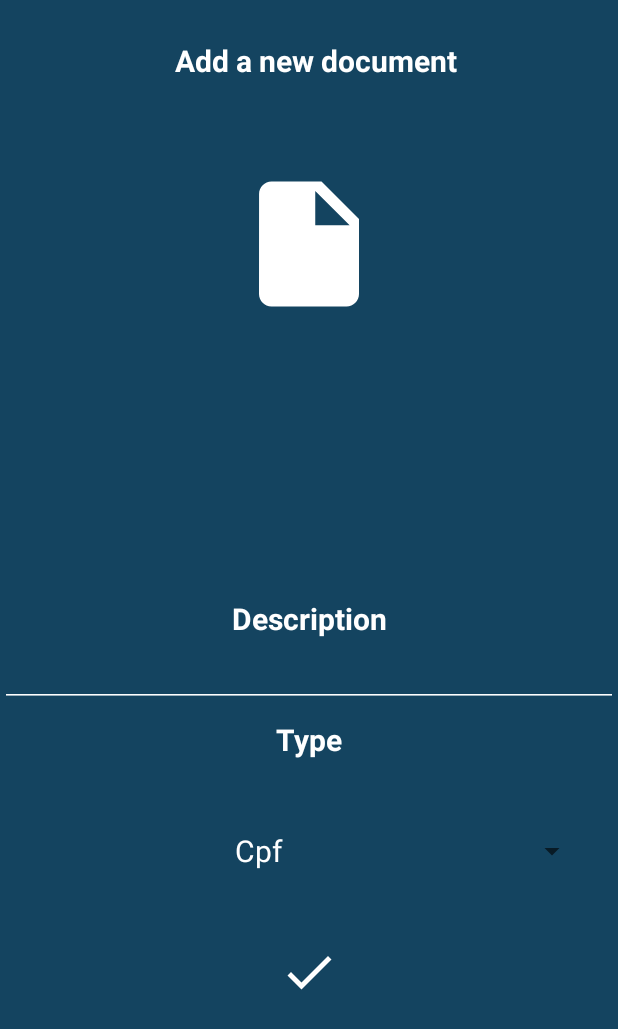
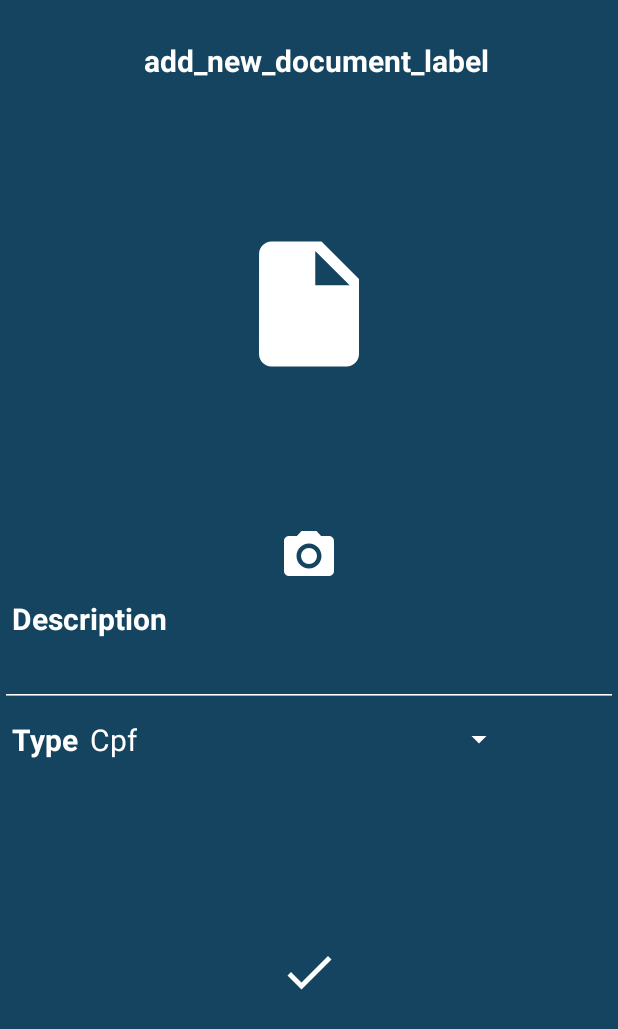
Before and after one commit to lluzalves/docApp, an Android app: the fragment AddDocumentFragment placed in its activity, on a phone screen of 412 x 824 dp. Shown: the top 1029 px of the screen. Run offline under Robolectric (Android 15) with nearby library versions, the phone set to English and light mode, and no system bars; our stand-ins replace RxJava, Timber.

Commit message:
Upload document

```diff
--- a/app/src/main/java/com/app/daniel/ifdoc/commons/network/InternetChecker.kt
+++ b/app/src/main/java/com/app/daniel/ifdoc/commons/network/InternetChecker.kt
@@ -13,15 +13,16 @@ class InternetChecker(private val status: NetworkListener) : AsyncTask<Void, Voi
     override fun onPreExecute() {
         urlConnection.setRequestProperty("User-Agent", "Test")
         urlConnection.setRequestProperty("Connection", "close")
-        urlConnection.connectTimeout = 10000
+        urlConnection.connectTimeout = 5000
     }
 
     override fun doInBackground(vararg voids: Void): Boolean? {
         try {
             urlConnection.connect()
 
-            if (urlConnection.responseCode == 200) {
-                return true
+            return when (urlConnection.responseCode) {
+                200 -> true
+                else -> false
             }
 
         } catch (malFormedException: MalformedURLException) {
@@ -32,8 +33,6 @@ class InternetChecker(private val status: NetworkListener) : AsyncTask<Void, Voi
             ioException.printStackTrace()
             return false
         }
-
-        return false
     }
 
     override fun onPostExecute(result: Boolean) {
--- a/app/src/main/java/com/app/daniel/ifdoc/commons/network/OkHttpFactory.kt
+++ b/app/src/main/java/com/app/daniel/ifdoc/commons/network/OkHttpFactory.kt
@@ -11,7 +11,10 @@ class OkHttpFactory {
     private lateinit var interceptor: HttpLoggingInterceptor
 
     fun prepareClientWithToken(token: String): OkHttpClient {
+        interceptor = HttpLoggingInterceptor()
+                .setLevel(HttpLoggingInterceptor.Level.BODY)
         return OkHttpClient.Builder()
+                .addInterceptor(interceptor)
                 .addInterceptor { chain ->
                     val current = chain.request()
                     val newRequest = current.newBuilder().addHeader("Authorization", "Bearer ".plus(token))
--- a/app/src/main/java/com/app/daniel/ifdoc/data/services/document/DocumentService.kt
+++ b/app/src/main/java/com/app/daniel/ifdoc/data/services/document/DocumentService.kt
@@ -5,7 +5,10 @@ import com.app.daniel.ifdoc.data.entities.DocumentResponseEntity
 import io.reactivex.Single
 import okhttp3.MultipartBody
 import okhttp3.RequestBody
-import retrofit2.http.*
+import retrofit2.http.GET
+import retrofit2.http.Multipart
+import retrofit2.http.POST
+import retrofit2.http.Part
 
 
 interface DocumentService {
@@ -16,6 +19,7 @@ interface DocumentService {
     @Multipart
     @POST(Constants.Api.API_URL + Constants.Endpoint.DOCUMENTS)
     fun createDocument(@Part("description") description: RequestBody,
-                       @Part("file") file: MultipartBody.Part): Single<DocumentResponseEntity>
+                       @Part file: MultipartBody.Part,
+                       @Part("type") documentType: RequestBody): Single<DocumentResponseEntity>
 
 }
--- a/app/src/main/java/com/app/daniel/ifdoc/ui/documents/add/MvpAddDocumentView.kt
+++ b/app/src/main/java/com/app/daniel/ifdoc/ui/documents/add/MvpAddDocumentView.kt
@@ -1,9 +1,8 @@
 package com.app.daniel.ifdoc.ui.user.register
 
 import com.app.daniel.ifdoc.commons.base.MvpView
+import com.app.daniel.ifdoc.data.entities.DocumentResponseEntity
 
 interface MvpAddDocumentView : MvpView{
-
-    fun showAttachment()
-
+   fun showSuccessMessage(response : DocumentResponseEntity)
 }
--- /dev/null
+++ b/app/src/main/res/drawable/ic_collections_.xml
@@ -0,0 +1,5 @@
+<vector android:height="40dp" android:tint="#FFFFFF"
+    android:viewportHeight="24.0" android:viewportWidth="24.0"
+    android:width="40dp" xmlns:android="http://schemas.android.com/apk/res/android">
+    <path android:fillColor="#FF000000" android:pathData="M22,16L22,4c0,-1.1 -0.9,-2 -2,-2L8,2c-1.1,0 -2,0.9 -2,2v12c0,1.1 0.9,2 2,2h12c1.1,0 2,-0.9 2,-2zM11,12l2.03,2.71L16,11l4,5L8,16l3,-4zM2,6v14c0,1.1 0.9,2 2,2h14v-2L4,20L4,6L2,6z"/>
+</vector>
--- a/app/src/main/res/layout/fragment_create_document.xml
+++ b/app/src/main/res/layout/fragment_create_document.xml
@@ -1,8 +1,8 @@
 <androidx.constraintlayout.widget.ConstraintLayout xmlns:android="http://schemas.android.com/apk/res/android"
+    xmlns:app="http://schemas.android.com/apk/res-auto"
     xmlns:tools="http://schemas.android.com/tools"
     android:layout_width="match_parent"
     android:layout_height="match_parent"
-    xmlns:app="http://schemas.android.com/apk/res-auto"
     android:background="@color/color_blue"
     android:gravity="center"
     android:orientation="vertical"
@@ -23,16 +23,16 @@
 
         <TextView
             android:id="@+id/textView"
-            android:layout_width="wrap_content"
+            android:layout_width="0dp"
             android:layout_height="match_parent"
+            android:layout_gravity="center"
+            android:layout_marginStart="10dp"
             android:layout_weight="1"
             android:gravity="center"
-            android:layout_marginStart="10dp"
-            android:layout_gravity="center"
-            android:text="Add a new document"
+            android:text="@string/add_a_new_document"
             android:textColor="@android:color/white"
             android:textSize="@dimen/activity_text_label_size"
-            android:textStyle="bold"/>
+            android:textStyle="bold" />
     </LinearLayout>
 
     <TextView
@@ -40,12 +40,12 @@
         android:layout_width="wrap_content"
         android:layout_height="wrap_content"
         android:layout_gravity="start"
+        android:layout_marginStart="8dp"
         android:text="@string/label_description"
         android:textColor="@android:color/white"
         android:textSize="@dimen/activity_text_label_size"
         android:textStyle="bold"
         app:layout_constraintBottom_toBottomOf="parent"
-        app:layout_constraintEnd_toEndOf="parent"
         app:layout_constraintStart_toStartOf="parent"
         app:layout_constraintTop_toTopOf="parent" />
 
@@ -56,13 +56,11 @@
         android:layout_gravity="start"
         android:layout_marginStart="8dp"
         android:layout_marginTop="8dp"
-        android:layout_marginEnd="8dp"
         android:text="@string/label_document_type"
         android:textColor="@android:color/white"
         android:textSize="@dimen/activity_text_label_size"
         android:textStyle="bold"
-        app:layout_constraintEnd_toEndOf="parent"
-        app:layout_constraintStart_toStartOf="@+id/spinner"
+        app:layout_constraintStart_toStartOf="parent"
         app:layout_constraintTop_toBottomOf="@+id/docDescription" />
 
     <EditText
@@ -97,26 +95,22 @@
         android:id="@+id/takePicture"
         android:layout_width="wrap_content"
         android:layout_height="wrap_content"
-        android:layout_marginStart="8dp"
-        android:layout_marginTop="18dp"
-        android:layout_marginEnd="8dp"
         android:layout_marginBottom="8dp"
         android:src="@drawable/ic_camera_alt_"
         app:layout_constraintBottom_toTopOf="@+id/title_description"
-        app:layout_constraintEnd_toStartOf="@+id/title_description"
-        app:layout_constraintHorizontal_bias="0.503"
-        app:layout_constraintStart_toEndOf="@+id/title_description"
-        app:layout_constraintTop_toBottomOf="@+id/addDocumentLayout"
-        app:layout_constraintVertical_bias="0.714" />
+        app:layout_constraintEnd_toEndOf="@+id/attachment"
+        app:layout_constraintStart_toStartOf="@+id/attachment" />
 
     <Spinner
         android:id="@+id/spinner"
-        android:layout_width="392dp"
-        android:layout_height="29dp"
-        android:layout_marginTop="8dp"
-        android:layout_marginBottom="8dp"
-        app:layout_constraintBottom_toTopOf="@+id/sendDocument"
-        app:layout_constraintTop_toBottomOf="@+id/title_type" />
+        android:layout_width="wrap_content"
+        android:layout_height="wrap_content"
+        android:layout_marginStart="8dp"
+        android:backgroundTint="@color/colorPrimary"
+        app:layout_constraintBottom_toBottomOf="@+id/title_type"
+        app:layout_constraintRight_toRightOf="@+id/title_type"
+        app:layout_constraintStart_toEndOf="@+id/title_type"
+        app:layout_constraintTop_toTopOf="@+id/title_type" />
 
     <ImageView
         android:id="@+id/attachment"
--- a/app/src/main/res/layout/fragment_create_user.xml
+++ b/app/src/main/res/layout/fragment_create_user.xml
@@ -6,7 +6,7 @@
     android:background="@color/color_blue"
     android:gravity="center"
     android:orientation="vertical"
-    tools:context=".ui.user.register.AddDocumentFragment">
+    tools:context=".ui.documents.add.AddDocumentFragment">
 
     <TextView
         android:layout_width="wrap_content"
--- a/app/src/main/res/values/strings.xml
+++ b/app/src/main/res/values/strings.xml
@@ -27,4 +27,7 @@
     <string name="label_description">Description</string>
     <string name="label_document_type">Type</string>
     <string name="required_permissions">Permissions are required for the application to work properly</string>
+    <string name="choose_option_attachment">Please, choose the source</string>
+    <string name="add_a_new_document">add_new_document_label</string>
+    <string name="fail_to_attach_image">Failure to attach image</string>
 </resources>
--- a/build.gradle
+++ b/build.gradle
@@ -12,7 +12,6 @@ buildscript {
     repositories {
         google()
         jcenter()
-        maven { url 'http://oss.jfrog.org/artifactory/oss-snapshot-local/' }
     }
     dependencies {
         classpath 'com.android.tools.build:gradle:3.2.1'
```
Also changed, not shown: app/src/main/java/com/app/daniel/ifdoc/ui/documents/add/AddDocumentFragment.kt (+93 -12 lines), app/src/main/java/com/app/daniel/ifdoc/ui/documents/add/AddDocumentPresenter.kt (+6 -4 lines), app/src/main/java/com/app/daniel/ifdoc/ui/user/register/RegisterFragment.kt (+6 -1 lines), app/src/main/res/layout/dialog_attachment_options.xml (added, +41 -0 lines).
